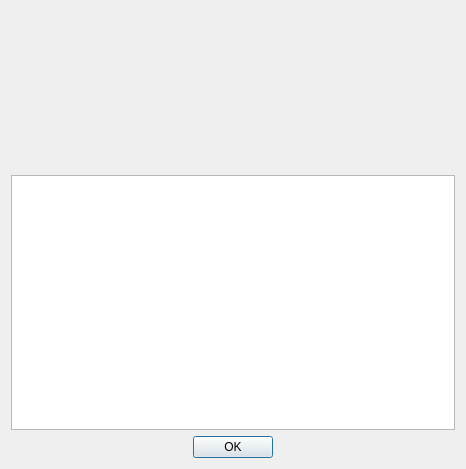
Old version of the form aboutdialog.ui in the repository svn2github/texstudio-trunk.
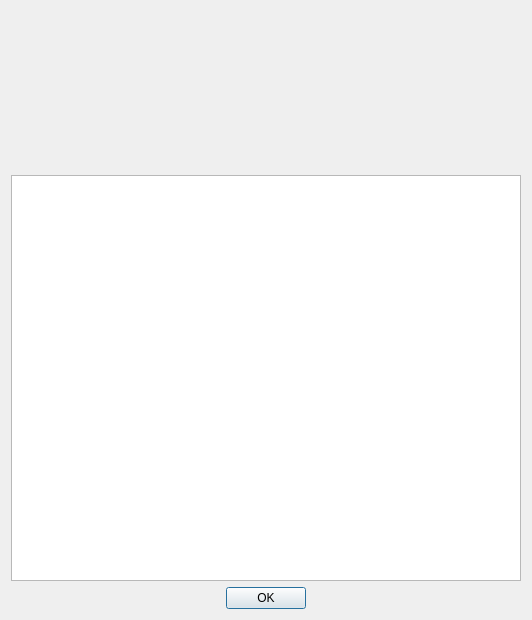
New version of the form. Icons and pictures are not drawn.

Diff of the .ui file:
```diff
--- a/aboutdialog.ui
+++ b/aboutdialog.ui
@@ -6,8 +6,8 @@
    <rect>
     <x>0</x>
     <y>0</y>
-    <width>466</width>
-    <height>469</height>
+    <width>532</width>
+    <height>620</height>
    </rect>
   </property>
   <property name="windowTitle">
```
